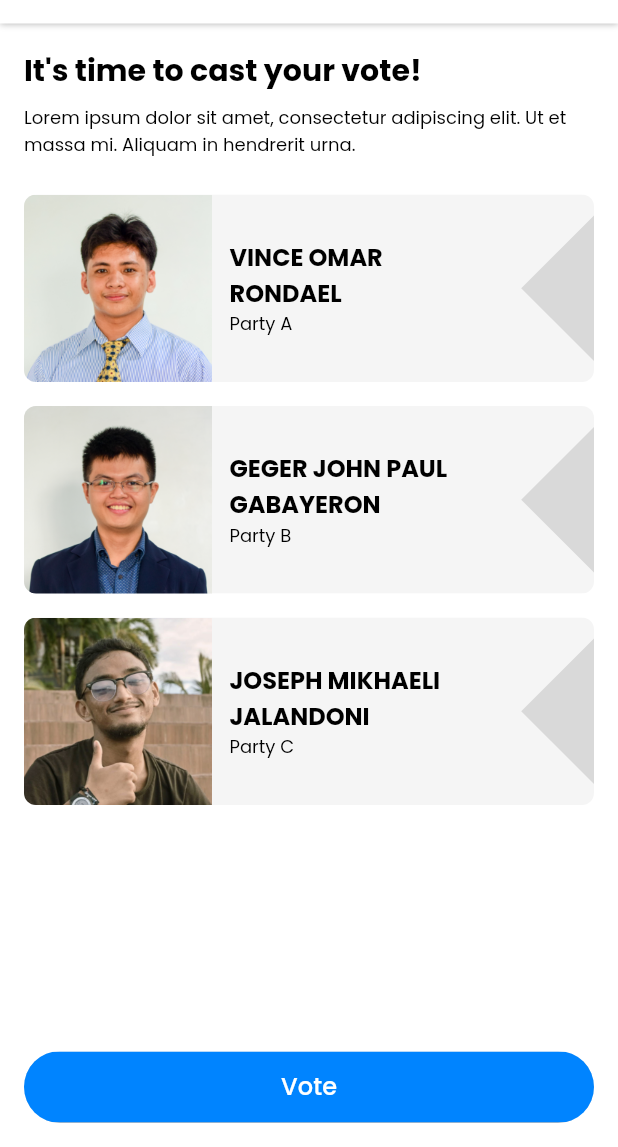
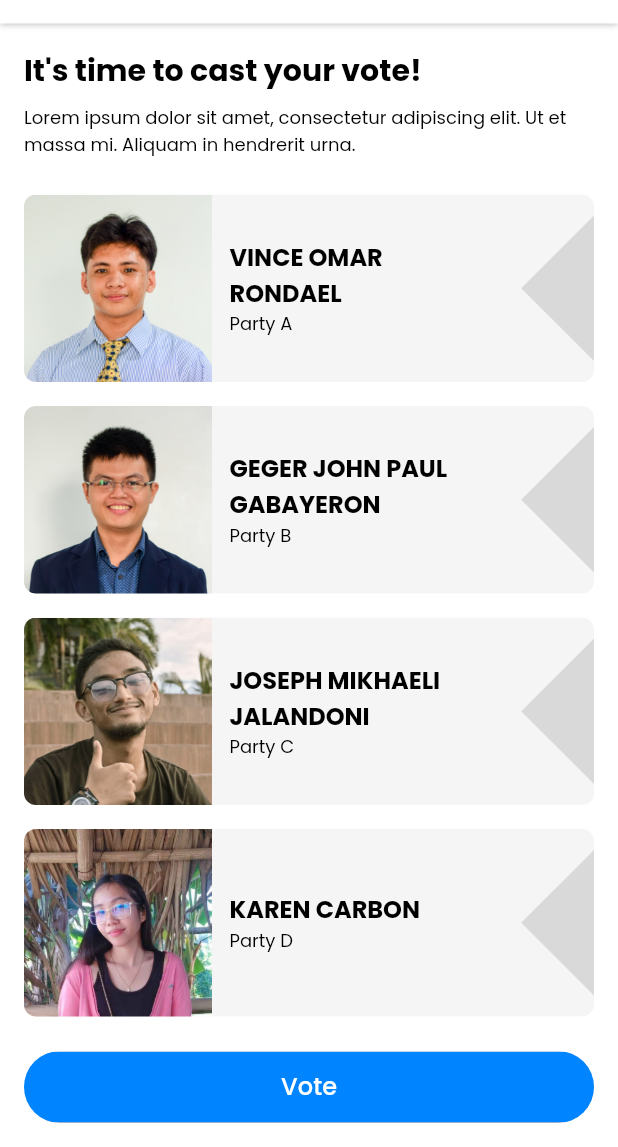
Before and after one commit to ItsMikhaeli/ict110-voting-dashboard, a Flutter app: the screen it shows after launch, after a tap on "Cast your vote now!", on a phone screen of 412 x 824 dp, the part 89-1236 px from its top. Run offline on Flutter 3.47's test engine with Material 3 defaults, Android fonts, the phone set to English and light mode, and no system bars; our stand-ins replace google_fonts.

Commit message:
feat: add candidate "KAREN CARBON" with image support and refactor code for improved readability

```diff
--- a/lib/components/candiate_grid.dart
+++ b/lib/components/candiate_grid.dart
@@ -4,10 +4,7 @@ import 'package:google_fonts/google_fonts.dart';
 class CandidateGrid extends StatelessWidget {
   final List<Candidate> candidates;
 
-  const CandidateGrid({
-    super.key,
-    required this.candidates,
-  });
+  const CandidateGrid({super.key, required this.candidates});
 
   @override
   Widget build(BuildContext context) {
@@ -19,37 +16,34 @@ class CandidateGrid extends StatelessWidget {
           crossAxisAlignment: CrossAxisAlignment.start,
           children: [
             Text(
-              "Meet your cadidates",
+              "Meet your candidates",
               style: GoogleFonts.poppins(
                 color: Colors.black,
                 fontSize: 20,
                 fontWeight: FontWeight.bold,
                 decoration: TextDecoration.none,
-              )
+              ),
             ),
             Text(
-              "Get to know the nominee by viewing its profile",
+              "Get to know the nominees by viewing their profile",
               style: GoogleFonts.poppins(
                 color: Colors.black,
                 fontSize: 12,
                 fontWeight: FontWeight.normal,
                 decoration: TextDecoration.none,
-              )
+              ),
             ),
             const SizedBox(height: 16.0),
             CandidateGridList(candidates: candidates),
           ],
         ),
-      )
+      ),
     );
   }
 }
 
 class CandidateGridList extends StatelessWidget {
-  const CandidateGridList({
-    super.key,
-    required this.candidates,
-  });
+  const CandidateGridList({super.key, required this.candidates});
 
   final List<Candidate> candidates;
 
@@ -90,7 +84,7 @@ class CandidateGridList extends StatelessWidget {
                       style: const TextStyle(fontWeight: FontWeight.bold),
                       textAlign: TextAlign.center,
                     ),
-                    Text("${candidate.position} - ${candidate.party}")
+                    Text("${candidate.position} - ${candidate.party}"),
                   ],
                 ),
               ],
--- a/lib/pages/dashboard.dart
+++ b/lib/pages/dashboard.dart
@@ -46,6 +46,12 @@ class _DashboardScreenState extends State<DashboardScreen> {
       party: "Party C",
       image: Image.asset("assets/images/SIMOY.jpg"),
     ),
+    Candidate(
+      name: "KAREN CARBON",
+      position: "President",
+      party: "Party D",
+      image: Image.asset("assets/images/CARBON.jpg"),
+    ),
   ];
 
   @override
@@ -57,10 +63,17 @@ class _DashboardScreenState extends State<DashboardScreen> {
           GestureDetector(
             onTap: () async {
               // print(userHasVoted);
-              bool? response = await Navigator.push(context,
-                MaterialPageRoute(builder: (context) {
-                  return VotingApp(voteStatus: userHasVoted, candidateList: candidates);
-                }));
+              bool? response = await Navigator.push(
+                context,
+                MaterialPageRoute(
+                  builder: (context) {
+                    return VotingApp(
+                      voteStatus: userHasVoted,
+                      candidateList: candidates,
+                    );
+                  },
+                ),
+              );
 
               if (response != null) {
                 setState(() {
@@ -70,7 +83,7 @@ class _DashboardScreenState extends State<DashboardScreen> {
             },
             child: VoteCTA(voteStatus: userHasVoted),
           ),
-          CandidateGrid(candidates: candidates)
+          CandidateGrid(candidates: candidates),
         ],
       ),
     );
--- a/lib/pages/vote_page.dart
+++ b/lib/pages/vote_page.dart
@@ -7,7 +7,11 @@ import 'package:voting_app/components/vote_button.dart';
 class VotingApp extends StatefulWidget {
   final bool voteStatus;
   final List<Candidate> candidateList;
-  const VotingApp({super.key, required this.voteStatus, required this.candidateList});
+  const VotingApp({
+    super.key,
+    required this.voteStatus,
+    required this.candidateList,
+  });
 
   @override
   State<VotingApp> createState() => _VotingAppState();
@@ -19,12 +23,18 @@ class _VotingAppState extends State<VotingApp> {
     return Column(
       children: [
         Header(),
-        Expanded(child: VotingPage(voteStatus: widget.voteStatus, candidateList: widget.candidateList)),
+        Expanded(
+          child: VotingPage(
+            voteStatus: widget.voteStatus,
+            candidateList: widget.candidateList,
+          ),
+        ),
         Padding(
-            padding: const EdgeInsets.all(16.0),
-            child: VoteButton(voteStatus: widget.voteStatus, onPressed: () => {
-              Navigator.pop<bool>(context, true)
-          }),
+          padding: const EdgeInsets.all(16.0),
+          child: VoteButton(
+            voteStatus: widget.voteStatus,
+            onPressed: () => {Navigator.pop<bool>(context, true)},
+          ),
         ),
       ],
     );
@@ -34,13 +44,23 @@ class _VotingAppState extends State<VotingApp> {
 class VotingPage extends StatelessWidget {
   final bool voteStatus;
   final List<Candidate> candidateList;
-  const VotingPage({super.key, required this.voteStatus, required this.candidateList});
+  const VotingPage({
+    super.key,
+    required this.voteStatus,
+    required this.candidateList,
+  });
 
   @override
   Widget build(BuildContext context) {
     return SingleChildScrollView(
       padding: const EdgeInsets.all(16.0),
-      child: Column(spacing: 24.0, children: [TextSection(voteStatus: voteStatus), CardSection(candidates: candidateList, isDisabled: voteStatus)]),
+      child: Column(
+        spacing: 24.0,
+        children: [
+          TextSection(voteStatus: voteStatus),
+          CardSection(candidates: candidateList, isDisabled: voteStatus),
+        ],
+      ),
     );
   }
 }
@@ -55,7 +75,7 @@ class TextSection extends StatelessWidget {
       crossAxisAlignment: CrossAxisAlignment.start,
       children: [
         Text(
-          voteStatus ? "Verify your vote!" : "It's time to cast your vote!" ,
+          voteStatus ? "Verify your vote!" : "It's time to cast your vote!",
           style: GoogleFonts.poppins(
             color: Colors.black,
             fontSize: 20,
@@ -81,24 +101,37 @@ class TextSection extends StatelessWidget {
 class CardSection extends StatelessWidget {
   final List<Candidate> candidates;
   final bool isDisabled;
-  const CardSection({super.key, required this.candidates, required this.isDisabled});
+  const CardSection({
+    super.key,
+    required this.candidates,
+    required this.isDisabled,
+  });
 
   @override
   Widget build(BuildContext context) {
     return Column(
       spacing: 16.0,
-      children: candidates.where((candidate) => candidate.position == "President").map((candidate) {
-        return Opacity(opacity: isDisabled ? 0.5 : 1, child: CustomCard(
-          candidateImage: candidate.image,
-          name: candidate.name,
-          affiliation: candidate.party,
-          // onTap: () => {
-          //   if (!isDisabled) {
-          //     // Implement on tap option logic here
-          //   }
-          // },
-        ));
-      }).toList(),
+      children:
+          candidates
+              .where((candidate) => candidate.position == "President")
+              .map((candidate) {
+                return Opacity(
+                  opacity: isDisabled ? 0.5 : 1,
+                  child: CustomCard(
+                    candidateImage: candidate.image,
+                    name: candidate.name,
+                    affiliation: candidate.party,
+                    // onTap:
+                    //     () => {
+                    //       if (!isDisabled)
+                    //         {
+                    //           // Implement on tap option logic here
+                    //         },
+                    //     },
+                  ),
+                );
+              })
+              .toList(),
     );
   }
 }
```
Also changed, not shown: assets/images/CARBON.jpg (added).
